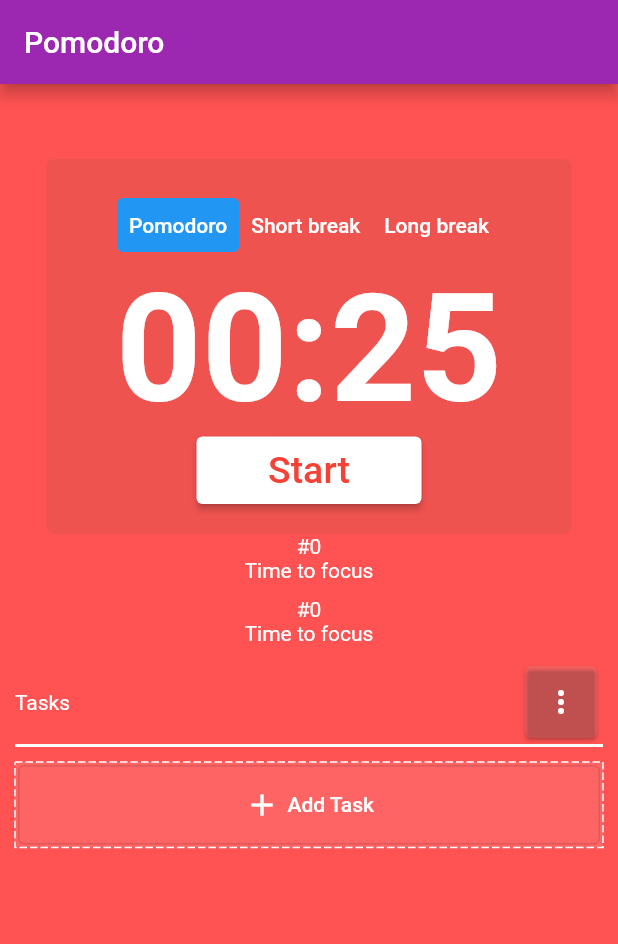
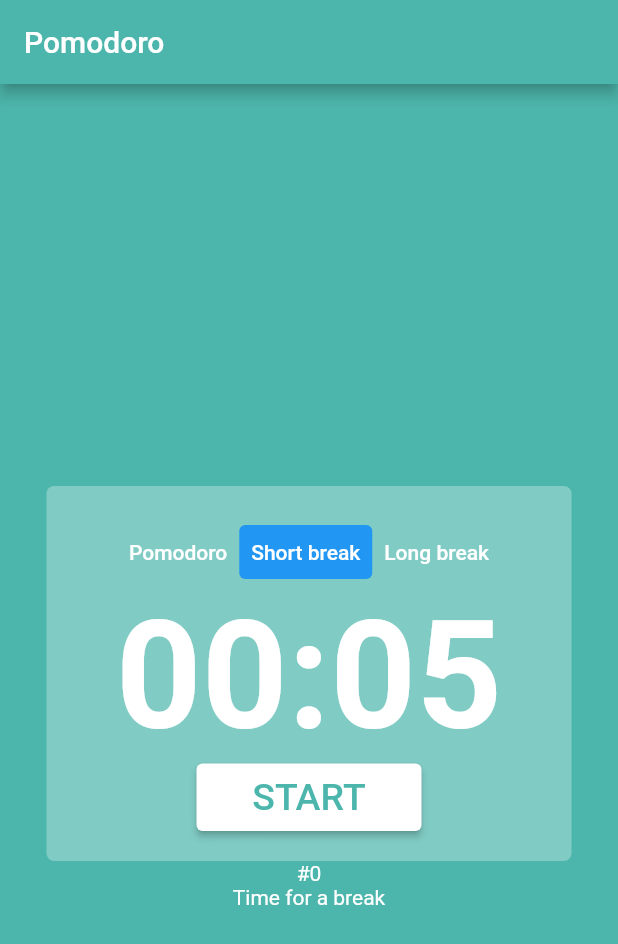
Before and after one commit to manhtu227/App-Pomodoro, a Flutter app: the screen it shows after launch, after a tap on "Short break", on a phone screen of 412 x 824 dp. Shown: the top 944 px of the screen. Run offline on Flutter 3.47's test engine with Material 2 defaults, Android fonts, the phone set to English and light mode, and no system bars; drawn by our look-alikes of dotted_border; Roboto replaces fonts that are missing (Quicksand).

Commit message:
done countdownTimer

```diff
--- a/lib/main.dart
+++ b/lib/main.dart
@@ -22,25 +22,50 @@ class MyApp extends StatelessWidget {
   }
 }
 
-class HomePage extends StatelessWidget {
-  const HomePage({super.key});
+class HomePage extends StatefulWidget {
+  @override
+  State<HomePage> createState() => _HomePageState();
+}
+
+class _HomePageState extends State<HomePage> {
+  String pomodoroState = 'pomodoro';
+
+  setPomodoroSate(String state) {
+    setState(() {
+      pomodoroState = state;
+    });
+  }
 
   @override
   Widget build(BuildContext context) {
     return Scaffold(
-      backgroundColor: Colors.redAccent,
+      backgroundColor: pomodoroState == 'pomodoro'
+          ? Colors.red.shade300
+          : pomodoroState == 'short break'
+              ? Colors.teal.shade300
+              : Colors.indigo.shade400,
       appBar: AppBar(
         title: Text(
           'Pomodoro',
         ),
+        backgroundColor: pomodoroState == 'pomodoro'
+            ? Colors.red.shade300
+            : pomodoroState == 'short break'
+                ? Colors.teal.shade300
+                : Colors.indigo.shade400,
       ),
       body: Container(
+          width: double.infinity,
           child: Column(
-        children: [
-          CountdownTimerPomo(),
-          Tasks(),
-        ],
-      )),
+            mainAxisAlignment: MainAxisAlignment.center,
+            children: [
+              CountdownTimerPomo(
+                pomodoroState: pomodoroState,
+                setPomodoroState: setPomodoroSate,
+              ),
+              // Tasks(),
+            ],
+          )),
     );
   }
 }
--- a/lib/widget/countdownTimer.dart
+++ b/lib/widget/countdownTimer.dart
@@ -2,7 +2,10 @@ import 'package:flutter/material.dart';
 import 'dart:async';
 
 class CountdownTimerPomo extends StatefulWidget {
-  const CountdownTimerPomo({super.key});
+  String pomodoroState;
+  Function setPomodoroState;
+  CountdownTimerPomo(
+      {required this.pomodoroState, required this.setPomodoroState});
 
   @override
   State<CountdownTimerPomo> createState() => _CountdownTimerPomoState();
@@ -10,12 +13,12 @@ class CountdownTimerPomo extends StatefulWidget {
 
 class _CountdownTimerPomoState extends State<CountdownTimerPomo> {
   int countPomodoro = 0;
-  bool pomodoroBreakState = false;
   bool countdownState = false;
   Duration duration = Duration(seconds: 25);
   Timer? countdownTimer;
 
   startTimer() {
+    setCountdown();
     countdownTimer = Timer.periodic(Duration(seconds: 1), (timer) {
       setCountdown();
     });
@@ -28,10 +31,23 @@ class _CountdownTimerPomoState extends State<CountdownTimerPomo> {
     });
   }
 
-  resetTimer() {
-    stopTimer();
+  nextTimer() {
     setState(() {
-      duration = Duration(minutes: 25);
+      countdownState = false;
+      countdownTimer!.cancel();
+      if (widget.pomodoroState == 'pomodoro') {
+        countPomodoro += 1;
+        if (countPomodoro % 4 == 0) {
+          widget.setPomodoroState('long break');
+          duration = Duration(seconds: 15);
+        } else {
+          widget.setPomodoroState('short break');
+          duration = Duration(seconds: 5);
+        }
+      } else {
+        widget.setPomodoroState('pomodoro');
+        duration = Duration(seconds: 25);
+      }
     });
   }
 
@@ -42,19 +58,41 @@ class _CountdownTimerPomoState extends State<CountdownTimerPomo> {
       if (second < 0) {
         countdownState = false;
         countdownTimer!.cancel();
-        if (pomodoroBreakState == false) {
-          pomodoroBreakState = true;
+        if (widget.pomodoroState == 'pomodoro') {
           countPomodoro += 1;
-          if (countPomodoro % 4 == 0)
+          if (countPomodoro % 4 == 0) {
+            widget.setPomodoroState('long break');
             duration = Duration(seconds: 15);
-          else
+          } else {
+            widget.setPomodoroState('short break');
             duration = Duration(seconds: 5);
+          }
         } else {
-          pomodoroBreakState = false;
+          widget.setPomodoroState('pomodoro');
           duration = Duration(seconds: 25);
         }
       } else {
         duration = Duration(seconds: second);
+      }
+    });
+  }
+
+  changeState(String state) {
+    setState(() {
+      countdownState = false;
+      switch (state) {
+        case 'pomodoro':
+          widget.setPomodoroState('pomodoro');
+          duration = Duration(seconds: 25);
+          break;
+        case 'short break':
+          widget.setPomodoroState('short break');
+          duration = Duration(seconds: 5);
+          break;
+        case 'long break':
+          widget.setPomodoroState('long break');
+          duration = Duration(seconds: 15);
+          break;
       }
     });
   }
@@ -72,7 +110,11 @@ class _CountdownTimerPomoState extends State<CountdownTimerPomo> {
             padding: EdgeInsets.symmetric(vertical: 20),
             width: 350,
             decoration: BoxDecoration(
-                color: Colors.red.shade400,
+                color: widget.pomodoroState == 'pomodoro'
+                    ? Colors.red.shade200
+                    : widget.pomodoroState == 'short break'
+                        ? Colors.teal.shade200
+                        : Colors.indigo.shade300,
                 borderRadius: BorderRadius.circular(5)),
             child: Column(
               children: [
@@ -80,36 +122,36 @@ class _CountdownTimerPomoState extends State<CountdownTimerPomo> {
                   mainAxisAlignment: MainAxisAlignment.center,
                   children: [
                     TextButton(
-                      onPressed: () => {},
+                      onPressed: () => {changeState('pomodoro')},
                       child: Text(
                         'Pomodoro',
                         style: TextStyle(color: Colors.white),
                       ),
-                      style: pomodoroBreakState
-                          ? null
-                          : ButtonStyle(
-                              backgroundColor:
-                                  MaterialStatePropertyAll(Colors.blue)),
-                    ),
-                    TextButton(
-                      onPressed: () => {},
-                      child: Text(
-                        'Short break',
-                        style: TextStyle(color: Colors.white),
-                      ),
-                      style: (pomodoroBreakState && countPomodoro % 4 != 0)
+                      style: widget.pomodoroState == 'pomodoro'
                           ? ButtonStyle(
                               backgroundColor:
                                   MaterialStatePropertyAll(Colors.blue))
                           : null,
                     ),
                     TextButton(
-                      onPressed: () => {},
+                      onPressed: () => {changeState('short break')},
+                      child: Text(
+                        'Short break',
+                        style: TextStyle(color: Colors.white),
+                      ),
+                      style: (widget.pomodoroState == 'short break')
+                          ? ButtonStyle(
+                              backgroundColor:
+                                  MaterialStatePropertyAll(Colors.blue))
+                          : null,
+                    ),
+                    TextButton(
+                      onPressed: () => {changeState('long break')},
                       child: Text(
                         'Long break',
                         style: TextStyle(color: Colors.white),
                       ),
-                      style: (pomodoroBreakState && countPomodoro % 4 == 0)
+                      style: (widget.pomodoroState == 'long break')
                           ? ButtonStyle(
                               backgroundColor:
                                   MaterialStatePropertyAll(Colors.blue))
@@ -137,10 +179,14 @@ class _CountdownTimerPomoState extends State<CountdownTimerPomo> {
                                 }
                               },
                               child: Text(
-                                'Stop',
+                                'STOP',
                                 style: TextStyle(
                                   fontSize: 25,
-                                  color: Colors.red,
+                                  color: widget.pomodoroState == 'pomodoro'
+                                      ? Colors.red.shade300
+                                      : widget.pomodoroState == 'short break'
+                                          ? Colors.teal.shade300
+                                          : Colors.indigo.shade400,
                                 ),
                               ),
                               style: ButtonStyle(
@@ -150,10 +196,14 @@ class _CountdownTimerPomoState extends State<CountdownTimerPomo> {
                           : ElevatedButton(
                               onPressed: startTimer,
                               child: Text(
-                                'Start',
+                                'START',
                                 style: TextStyle(
                                   fontSize: 25,
-                                  color: Colors.red,
+                                  color: widget.pomodoroState == 'pomodoro'
+                                      ? Colors.red.shade300
+                                      : widget.pomodoroState == 'short break'
+                                          ? Colors.teal.shade300
+                                          : Colors.indigo.shade400,
                                 ),
                               ),
                               style: ButtonStyle(
@@ -164,7 +214,7 @@ class _CountdownTimerPomoState extends State<CountdownTimerPomo> {
                     !countdownState
                         ? SizedBox(width: 40)
                         : IconButton(
-                            onPressed: () => {},
+                            onPressed: () => {nextTimer()},
                             icon: Icon(
                               Icons.skip_next,
                               color: Colors.white,
@@ -175,7 +225,9 @@ class _CountdownTimerPomoState extends State<CountdownTimerPomo> {
             ),
           ),
           Text("#${countPomodoro}"),
-          pomodoroBreakState ? Text("Time for a break") : Text('Time to focus'),
+          widget.pomodoroState == 'pomodoro'
+              ? Text("Time to focus")
+              : Text('Time for a break'),
         ],
       ),
     );
--- a/lib/widget/task.dart
+++ b/lib/widget/task.dart
@@ -30,8 +30,6 @@ void handleCancelForm() {
       padding: EdgeInsets.all(10),
       child: Column(
         children: [
-          Text("#0"),
-          Text("Time to focus"),
           SizedBox(
             height: 10,
           ),
```
